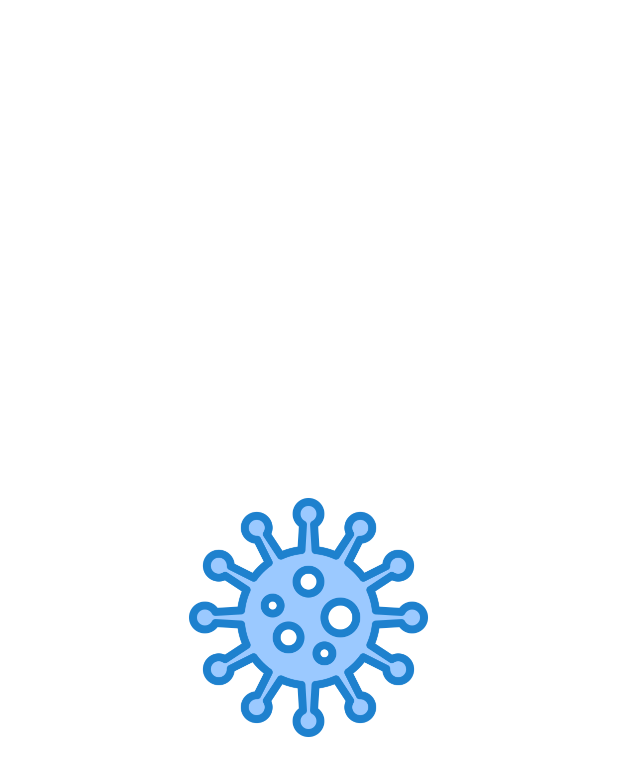
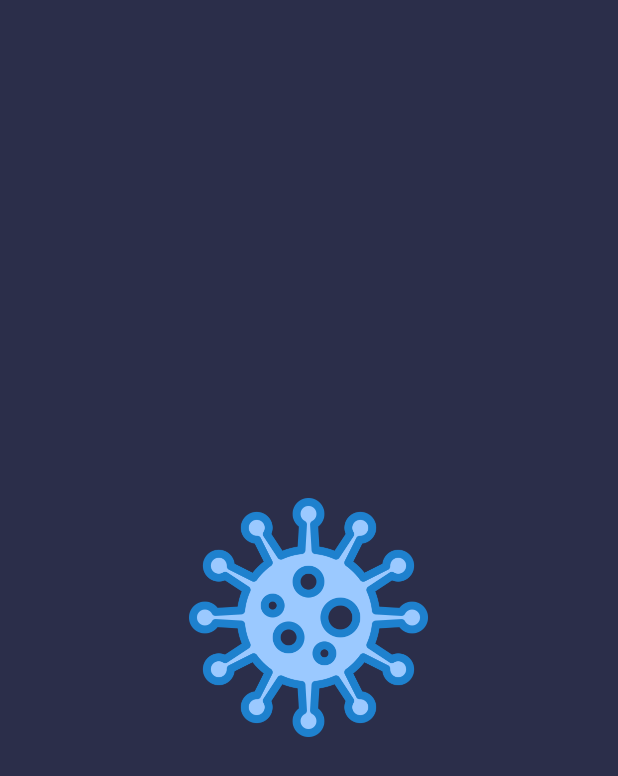
Before and after one commit to Hung1609/COVID-19-stats, an Android app: the SplashScreen screen opened directly, with no data from a screen before it, on a phone screen of 412 x 824 dp. Shown: the top 776 px of the screen. Run offline under Robolectric (Android 15) with nearby library versions, the phone set to English and light mode, and no system bars.

Commit message:
Fix StartScreen and SplashScreen

```diff
--- a/COVID19_V2/app/build.gradle.kts
+++ b/COVID19_V2/app/build.gradle.kts
@@ -50,4 +50,7 @@ dependencies {
     testImplementation(libs.junit)
     androidTestImplementation(libs.ext.junit)
     androidTestImplementation(libs.espresso.core)
+
+    implementation("com.github.bumptech.glide:glide:4.15.1")
+    annotationProcessor("com.github.bumptech.glide:compiler:4.15.1")
 }
--- /dev/null
+++ b/COVID19_V2/app/src/main/res/drawable/circular_background.xml
@@ -0,0 +1,5 @@
+<!-- res/drawable/circular_background.xml -->
+<shape xmlns:android="http://schemas.android.com/apk/res/android">
+    <solid android:color="@color/white"/>
+    <corners android:radius="50dp"/>
+</shape>
--- a/COVID19_V2/app/src/main/res/layout-land/activity_splash_screen.xml
+++ /dev/null
@@ -1,96 +0,0 @@
-<?xml version="1.0" encoding="utf-8"?>
-<LinearLayout xmlns:android="http://schemas.android.com/apk/res/android"
-    xmlns:tools="http://schemas.android.com/tools"
-    android:layout_width="match_parent"
-    android:layout_height="match_parent"
-    android:background="@color/white"
-    android:orientation="vertical">
-
-    <TextView
-        android:layout_width="wrap_content"
-        android:layout_height="wrap_content"
-        android:text="@string/app_name"
-        android:textSize="40sp"
-        android:layout_gravity="center"
-        android:layout_marginTop="50dp"/>
-    <ImageView
-        android:id="@+id/splashImage"
-        android:layout_width="170dp"
-        android:layout_height="170dp"
-        android:layout_gravity="center"
-        android:src="@drawable/covid_19"
-        android:layout_marginTop="100dp"/>
-    <TextView
-        android:layout_width="wrap_content"
-        android:layout_height="wrap_content"
-        android:text="@string/protect_yourself"
-        android:textSize="20sp"
-        android:layout_gravity="center"
-        android:layout_marginTop="100dp"/>
-    <LinearLayout
-        android:layout_width="wrap_content"
-        android:layout_height="wrap_content"
-        android:orientation="horizontal"
-        android:layout_gravity="center"
-        android:layout_marginTop="20dp"
-        android:layout_marginBottom="50dp">
-        <LinearLayout
-            android:layout_width="wrap_content"
-            android:layout_height="wrap_content"
-            android:orientation="vertical"
-            tools:ignore="UseCompoundDrawables"
-            android:layout_margin="10dp">
-
-            <ImageView
-                android:layout_width="100dp"
-                android:layout_height="100dp"
-                android:src="@drawable/wear_mask"/>
-            <TextView
-                android:layout_width="wrap_content"
-                android:layout_height="wrap_content"
-                android:text="@string/wear_mask"
-                android:layout_gravity="center"/>
-        </LinearLayout>
-        <LinearLayout
-            android:layout_width="wrap_content"
-            android:layout_height="wrap_content"
-            android:orientation="vertical"
-            tools:ignore="UseCompoundDrawables"
-            android:layout_margin="10dp">
-
-            <ImageView
-                android:layout_width="100dp"
-                android:layout_height="100dp"
-                android:src="@drawable/wash_hand"/>
-            <TextView
-                android:layout_width="wrap_content"
-                android:layout_height="wrap_content"
-                android:text="@string/wash_hand"
-                android:layout_gravity="center"/>
-        </LinearLayout>
-        <LinearLayout
-            android:layout_width="wrap_content"
-            android:layout_height="wrap_content"
-            android:orientation="vertical"
-            tools:ignore="UseCompoundDrawables"
-            android:layout_margin="10dp">
-
-            <ImageView
-                android:layout_width="100dp"
-                android:layout_height="100dp"
-                android:src="@drawable/keep_distance"/>
-            <TextView
-                android:layout_width="wrap_content"
-                android:layout_height="wrap_content"
-                android:text="@string/keep_distance"
-                android:layout_gravity="center"/>
-        </LinearLayout>
-    </LinearLayout>
-
-    <Button
-        android:layout_width="wrap_content"
-        android:layout_height="wrap_content"
-        android:id="@+id/startButton"
-        android:text="@string/startBtn"
-        android:layout_gravity="center"/>
-</LinearLayout>
--- a/COVID19_V2/app/src/main/res/layout/activity_splash_screen.xml
+++ b/COVID19_V2/app/src/main/res/layout/activity_splash_screen.xml
@@ -2,7 +2,7 @@
 <RelativeLayout xmlns:android="http://schemas.android.com/apk/res/android"
     android:layout_width="match_parent"
     android:layout_height="match_parent"
-    android:background="@color/white">
+    android:background="@color/relative_background">
 
     <ImageView
         android:id="@+id/splashImage"
```
Also changed, not shown: COVID19_V2/app/src/main/res/layout/activity_start_screen.xml (+17 -10 lines), COVID19_V2/build.gradle.kts (+1 -54 lines), COVID19_V2/app/src/main/res/drawable/hand_wash_4.png (added), COVID19_V2/app/src/main/res/drawable/wash_hand.png (deleted).
